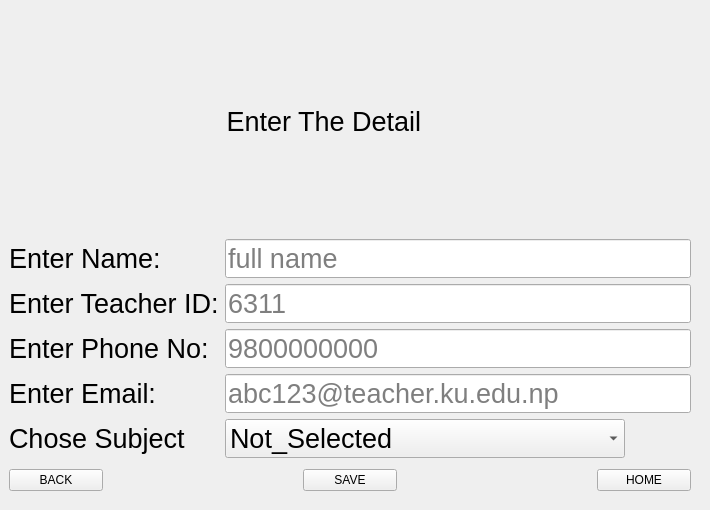
This is adminteacher_edit.ui in Shasank12345/QT_PROJECT as Qt 5 draws it before an edit. The edited form follows.
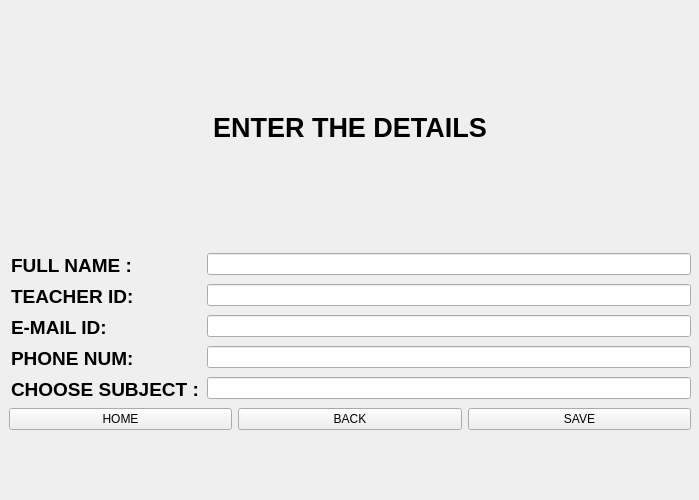
This is the edited form. The open tabs and pages were chosen to show the change. Icons and pictures are not drawn.

Diff of the .ui file:
```diff
--- a/adminteacher_edit.ui
+++ b/adminteacher_edit.ui
@@ -6,8 +6,8 @@
    <rect>
     <x>0</x>
     <y>0</y>
-    <width>710</width>
-    <height>510</height>
+    <width>699</width>
+    <height>500</height>
    </rect>
   </property>
   <property name="maximumSize">
@@ -35,7 +35,8 @@
     </size>
    </property>
    <property name="styleSheet">
-    <string notr="true">QLabel{font-size: 20pt;}</string>
+    <string notr="true">background-image: url(:/image/TECAHER.jpg);
+</string>
    </property>
    <property name="currentIndex">
     <number>7</number>
@@ -194,289 +195,154 @@
    <widget class="QWidget" name="page1">
     <layout class="QVBoxLayout" name="verticalLayout_5">
      <item>
-      <widget class="QLabel" name="label_2">
+      <widget class="QLabel" name="label_15">
+       <property name="styleSheet">
+        <string notr="true">color: rgb(0, 0, 0);</string>
+       </property>
        <property name="text">
-        <string>                             Enter The Detail</string>
+        <string>&lt;html&gt;&lt;head/&gt;&lt;body&gt;&lt;p align=&quot;center&quot;&gt;&lt;span style=&quot; font-size:20pt; font-weight:700;&quot;&gt;ENTER THE DETAILS&lt;/span&gt;&lt;/p&gt;&lt;/body&gt;&lt;/html&gt;</string>
        </property>
       </widget>
      </item>
      <item>
-      <layout class="QFormLayout" name="formLayout_6">
-       <item row="0" column="0">
-        <widget class="QLabel" name="label_22">
-         <property name="font">
-          <font>
-           <pointsize>20</pointsize>
-          </font>
-         </property>
-         <property name="text">
-          <string>Enter Name:</string>
-         </property>
-        </widget>
-       </item>
-       <item row="0" column="1">
-        <widget class="QLineEdit" name="lineEdit_16">
-         <property name="enabled">
-          <bool>true</bool>
-         </property>
-         <property name="sizeIncrement">
-          <size>
-           <width>0</width>
-           <height>0</height>
-          </size>
-         </property>
-         <property name="baseSize">
-          <size>
-           <width>0</width>
-           <height>0</height>
-          </size>
-         </property>
-         <property name="font">
-          <font>
-           <pointsize>20</pointsize>
-          </font>
-         </property>
-         <property name="placeholderText">
-          <string>full name</string>
-         </property>
-         <property name="clearButtonEnabled">
-          <bool>true</bool>
-         </property>
-        </widget>
+      <layout class="QFormLayout" name="formLayout_2">
+       <item row="16" column="0" colspan="2">
+        <layout class="QHBoxLayout" name="horizontalLayout_13">
+         <item>
+          <widget class="QPushButton" name="home1">
+           <property name="text">
+            <string>HOME</string>
+           </property>
+          </widget>
+         </item>
+         <item>
+          <widget class="QPushButton" name="back_2">
+           <property name="text">
+            <string>BACK</string>
+           </property>
+          </widget>
+         </item>
+         <item>
+          <widget class="QPushButton" name="save">
+           <property name="text">
+            <string>SAVE</string>
+           </property>
+          </widget>
+         </item>
+        </layout>
        </item>
        <item row="1" column="0">
-        <widget class="QLabel" name="label_29">
+        <widget class="QLabel" name="label_16">
+         <property name="styleSheet">
+          <string notr="true">QLabel{
+color: black;
+   
+
+       font-size:4px;  
+       padding: 1px; 
+       font-weight: bold;  
+     text-align: center; 
+   
+}
+</string>
+         </property>
          <property name="text">
-          <string>Enter Teacher ID:</string>
+          <string>&lt;html&gt;&lt;head/&gt;&lt;body&gt;&lt;p&gt;&lt;span style=&quot; font-size:14pt;&quot;&gt;FULL NAME :&lt;/span&gt;&lt;/p&gt;&lt;/body&gt;&lt;/html&gt;</string>
          </property>
         </widget>
        </item>
        <item row="1" column="1">
-        <widget class="QLineEdit" name="lineEdit_31">
-         <property name="enabled">
-          <bool>true</bool>
-         </property>
-         <property name="sizeIncrement">
-          <size>
-           <width>0</width>
-           <height>0</height>
-          </size>
-         </property>
-         <property name="baseSize">
-          <size>
-           <width>0</width>
-           <height>0</height>
-          </size>
-         </property>
-         <property name="font">
-          <font>
-           <pointsize>20</pointsize>
-          </font>
-         </property>
-         <property name="text">
-          <string/>
-         </property>
-         <property name="placeholderText">
-          <string>6311</string>
-         </property>
-         <property name="clearButtonEnabled">
-          <bool>true</bool>
-         </property>
-        </widget>
+        <widget class="QLineEdit" name="lineEdit_16"/>
        </item>
        <item row="2" column="0">
-        <widget class="QLabel" name="label_30">
+        <widget class="QLabel" name="label_17">
+         <property name="styleSheet">
+          <string notr="true">QLabel{
+color: black;
+   
+
+       font-size:4px;  
+       padding: 1px; 
+       font-weight: bold;  
+     text-align: center; 
+   
+}
+</string>
+         </property>
          <property name="text">
-          <string>Enter Phone No:</string>
+          <string>&lt;html&gt;&lt;head/&gt;&lt;body&gt;&lt;p&gt;&lt;span style=&quot; font-size:14pt; font-weight:700;&quot;&gt;TEACHER ID:&lt;/span&gt;&lt;/p&gt;&lt;/body&gt;&lt;/html&gt;</string>
          </property>
         </widget>
        </item>
        <item row="2" column="1">
-        <widget class="QLineEdit" name="lineEdit_32">
-         <property name="enabled">
-          <bool>true</bool>
-         </property>
-         <property name="sizeIncrement">
-          <size>
-           <width>0</width>
-           <height>0</height>
-          </size>
-         </property>
-         <property name="baseSize">
-          <size>
-           <width>0</width>
-           <height>0</height>
-          </size>
-         </property>
-         <property name="font">
-          <font>
-           <pointsize>20</pointsize>
-          </font>
-         </property>
-         <property name="placeholderText">
-          <string>9800000000</string>
-         </property>
-         <property name="clearButtonEnabled">
-          <bool>true</bool>
-         </property>
-        </widget>
+        <widget class="QLineEdit" name="lineEdit_31"/>
        </item>
        <item row="3" column="0">
-        <widget class="QLabel" name="label_31">
+        <widget class="QLabel" name="label_18">
+         <property name="styleSheet">
+          <string notr="true">QLabel{
+color: black;
+   
+
+       font-size:4px;  
+       padding: 1px; 
+       font-weight: bold;  
+     text-align: center; 
+   
+}
+</string>
+         </property>
          <property name="text">
-          <string>Enter Email:</string>
+          <string>&lt;html&gt;&lt;head/&gt;&lt;body&gt;&lt;p&gt;&lt;span style=&quot; font-size:14pt; font-weight:700;&quot;&gt;E-MAIL ID:&lt;/span&gt;&lt;/p&gt;&lt;/body&gt;&lt;/html&gt;</string>
          </property>
         </widget>
        </item>
        <item row="3" column="1">
-        <widget class="QLineEdit" name="lineEdit_33">
-         <property name="enabled">
-          <bool>true</bool>
-         </property>
-         <property name="sizeIncrement">
-          <size>
-           <width>0</width>
-           <height>0</height>
-          </size>
-         </property>
-         <property name="baseSize">
-          <size>
-           <width>0</width>
-           <height>0</height>
-          </size>
-         </property>
-         <property name="font">
-          <font>
-           <pointsize>20</pointsize>
-          </font>
-         </property>
-         <property name="placeholderText">
-          <string>abc123@teacher.ku.edu.np</string>
-         </property>
-         <property name="clearButtonEnabled">
-          <bool>true</bool>
-         </property>
-        </widget>
+        <widget class="QLineEdit" name="lineEdit_33"/>
        </item>
        <item row="4" column="0">
-        <widget class="QLabel" name="label_32">
+        <widget class="QLabel" name="label_19">
+         <property name="styleSheet">
+          <string notr="true">QLabel{
+color: black;
+   
+
+       font-size:4px;  
+       padding: 1px; 
+       font-weight: bold;  
+     text-align: center; 
+   
+}
+</string>
+         </property>
          <property name="text">
-          <string>Chose Subject</string>
+          <string>&lt;html&gt;&lt;head/&gt;&lt;body&gt;&lt;p&gt;&lt;span style=&quot; font-size:14pt;&quot;&gt;PHONE NUM:&lt;/span&gt;&lt;/p&gt;&lt;/body&gt;&lt;/html&gt;</string>
          </property>
         </widget>
        </item>
        <item row="4" column="1">
-        <widget class="QComboBox" name="comboBox_2">
-         <property name="maximumSize">
-          <size>
-           <width>400</width>
-           <height>16777215</height>
-          </size>
-         </property>
-         <property name="font">
-          <font>
-           <pointsize>20</pointsize>
-          </font>
-         </property>
-         <item>
-          <property name="text">
-           <string>Not_Selected</string>
-          </property>
-         </item>
-         <item>
-          <property name="text">
-           <string>Advanced Calculus (MATH 104)</string>
-          </property>
-         </item>
-         <item>
-          <property name="text">
-           <string>General Physics II (PHYS 102)</string>
-          </property>
-         </item>
-         <item>
-          <property name="text">
-           <string>Object-Oriented Programming (COMP 116)</string>
-          </property>
-         </item>
-         <item>
-          <property name="text">
-           <string>Elements Of Engineering II (ENGG 112)</string>
-          </property>
-         </item>
-         <item>
-          <property name="text">
-           <string>Technical Communication (ENGT 105)</string>
-          </property>
-         </item>
-         <item>
-          <property name="text">
-           <string>Introduction to Environmental Engineering (ENVE 102)</string>
-          </property>
-         </item>
-         <item>
-          <property name="text">
-           <string>Engineering Drawing II (EDRG 102)</string>
-          </property>
-         </item>
-         <item>
-          <property name="text">
-           <string>Engineering Project (ENGG 102)</string>
-          </property>
-         </item>
-        </widget>
+        <widget class="QLineEdit" name="lineEdit_32"/>
        </item>
-      </layout>
-     </item>
-     <item>
-      <layout class="QHBoxLayout" name="horizontalLayout_4">
-       <property name="spacing">
-        <number>200</number>
-       </property>
-       <property name="sizeConstraint">
-        <enum>QLayout::SizeConstraint::SetMinimumSize</enum>
-       </property>
-       <item>
-        <widget class="QPushButton" name="addback">
-         <property name="maximumSize">
-          <size>
-           <width>100</width>
-           <height>16777215</height>
-          </size>
-         </property>
-         <property name="styleSheet">
-          <string notr="true">QPushButton{ align:center;}</string>
-         </property>
-         <property name="text">
-          <string>BACK</string>
-         </property>
-        </widget>
+       <item row="5" column="1">
+        <widget class="QLineEdit" name="lineEdit"/>
        </item>
-       <item>
-        <widget class="QPushButton" name="save">
-         <property name="maximumSize">
-          <size>
-           <width>100</width>
-           <height>16777215</height>
-          </size>
-         </property>
+       <item row="5" column="0">
+        <widget class="QLabel" name="label_2">
          <property name="styleSheet">
-          <string notr="true">QPushButton{ align:center;}</string>
+          <string notr="true">QLabel{
+color: black;
+   
+
+       font-size:4px;  
+       padding: 1px; 
+       font-weight: bold;  
+     text-align: center; 
+   
+}
+</string>
          </property>
          <property name="text">
-          <string>SAVE</string>
-         </property>
-        </widget>
-       </item>
-       <item>
-        <widget class="QPushButton" name="home1">
-         <property name="maximumSize">
-          <size>
-           <width>100</width>
-           <height>16777215</height>
-          </size>
-         </property>
-         <property name="text">
-          <string>HOME</string>
+          <string>&lt;html&gt;&lt;head/&gt;&lt;body&gt;&lt;p&gt;&lt;span style=&quot; font-size:14pt; font-weight:700;&quot;&gt;CHOOSE SUBJECT :&lt;/span&gt;&lt;/p&gt;&lt;/body&gt;&lt;/html&gt;</string>
          </property>
         </widget>
        </item>
@@ -655,11 +521,14 @@
        <height>171</height>
       </rect>
      </property>
-     <layout class="QFormLayout" name="formLayout_7">
-      <item row="0" column="0">
-       <widget class="QLabel" name="label_24">
+     <layout class="QFormLayout" name="formLayout_4">
+      <item row="1" column="0">
+       <widget class="QLabel" name="label_22">
+        <property name="styleSheet">
+         <string notr="true">color: rgb(0, 0, 0);</string>
+        </property>
         <property name="text">
-         <string>Enter Name:</string>
+         <string>&lt;html&gt;&lt;head/&gt;&lt;body&gt;&lt;p&gt;&lt;span style=&quot; font-size:14pt; font-weight:700;&quot;&gt;ENTER NEW NAME :&lt;/span&gt;&lt;/p&gt;&lt;/body&gt;&lt;/html&gt;</string>
         </property>
        </widget>
       </item>
@@ -977,48 +846,14 @@
        <height>171</height>
       </rect>
      </property>
-     <layout class="QFormLayout" name="formLayout_9">
-      <item row="0" column="0">
-       <widget class="QLabel" name="label_26">
-        <property name="text">
-         <string>Enter Phone Number:</string>
-        </property>
-       </widget>
-      </item>
-      <item row="0" column="1">
-       <widget class="QLineEdit" name="lineEdit_19">
-        <property name="enabled">
-         <bool>true</bool>
-        </property>
-        <property name="sizeIncrement">
-         <size>
-          <width>0</width>
-          <height>0</height>
-         </size>
-        </property>
-        <property name="baseSize">
-         <size>
-          <width>0</width>
-          <height>0</height>
-         </size>
-        </property>
-        <property name="font">
-         <font>
-          <pointsize>20</pointsize>
-         </font>
-        </property>
-        <property name="placeholderText">
-         <string>Phn... to be update</string>
-        </property>
-        <property name="clearButtonEnabled">
-         <bool>true</bool>
-        </property>
-       </widget>
-      </item>
+     <layout class="QFormLayout" name="formLayout_6">
       <item row="1" column="0">
-       <widget class="QLabel" name="label_36">
+       <widget class="QLabel" name="label_29">
+        <property name="styleSheet">
+         <string notr="true">color: rgb(0, 0, 0);</string>
+        </property>
         <property name="text">
-         <string>Enter Teacher ID:</string>
+         <string>&lt;html&gt;&lt;head/&gt;&lt;body&gt;&lt;p&gt;&lt;span style=&quot; font-size:14pt; font-weight:700;&quot;&gt;ENTER NEW  EMAIL :&lt;/span&gt;&lt;/p&gt;&lt;/body&gt;&lt;/html&gt;</string>
         </property>
        </widget>
       </item>
@@ -1039,12 +874,24 @@
           <height>0</height>
          </size>
         </property>
-        <property name="font">
-         <font>
-          <pointsize>20</pointsize>
-         </font>
+       </widget>
+      </item>
+      <item row="0" column="0">
+       <widget class="QLabel" name="label_30">
+        <property name="styleSheet">
+         <string notr="true">color: rgb(0, 0, 0);</string>
         </property>
         <property name="text">
+         <string>&lt;html&gt;&lt;head/&gt;&lt;body&gt;&lt;p&gt;&lt;span style=&quot; font-size:14pt; font-weight:700;&quot;&gt;ENTER TEACHER ID :&lt;/span&gt;&lt;/p&gt;&lt;/body&gt;&lt;/html&gt;</string>
+        </property>
+       </widget>
+      </item>
+      <item row="0" column="1">
+       <widget class="QLineEdit" name="lineEdit_20">
+        <property name="styleSheet">
+         <string notr="true">color: rgb(0, 0, 0);</string>
+        </property>
+        <property name="text">
          <string/>
         </property>
         <property name="placeholderText">
@@ -1134,9 +981,22 @@
        </widget>
       </item>
       <item row="1" column="0">
-       <widget class="QLabel" name="label_37">
+       <widget class="QLabel" name="label_31">
+        <property name="styleSheet">
+         <string notr="true">color: rgb(0, 0, 0);</string>
+        </property>
         <property name="text">
-         <string>Enter Teacher ID:</string>
+         <string>&lt;html&gt;&lt;head/&gt;&lt;body&gt;&lt;p&gt;&lt;span style=&quot; font-size:14pt; font-weight:700;&quot;&gt;ENTER SUBJECT :&lt;/span&gt;&lt;/p&gt;&lt;/body&gt;&lt;/html&gt;</string>
+        </property>
+       </widget>
+      </item>
+      <item row="0" column="0">
+       <widget class="QLabel" name="label_32">
+        <property name="styleSheet">
+         <string notr="true">color: rgb(0, 0, 0);</string>
+        </property>
+        <property name="text">
+         <string>&lt;html&gt;&lt;head/&gt;&lt;body&gt;&lt;p&gt;&lt;span style=&quot; font-size:14pt; font-weight:700;&quot;&gt;ENTER TEACHER ID :&lt;/span&gt;&lt;/p&gt;&lt;/body&gt;&lt;/html&gt;</string>
         </property>
        </widget>
       </item>
```
Left out of the diff: 1143 changed lines with no effect on the pictures.
